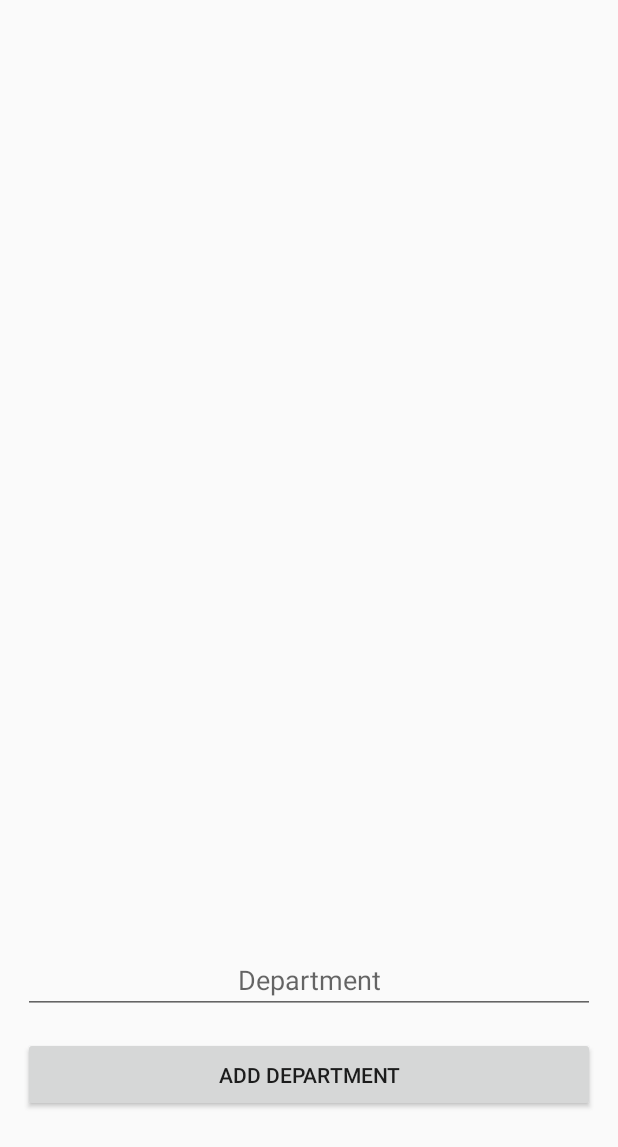
After one commit to JDATimeApp/TimeApp, an Android app: the fragment controlPanelFragment shown on its own in the app's theme, on a phone screen of 412 x 824 dp. The commit adds this screen. Shown: the top 1147 px of the screen. Run offline under Robolectric (Android 15) with nearby library versions, the phone set to English and light mode, and no system bars.

Commit message:
added control_panel layout with Fragment and VM

```diff
--- a/app/src/main/java/com/example/timeapp/Repositories/Repository.java
+++ b/app/src/main/java/com/example/timeapp/Repositories/Repository.java
@@ -210,6 +210,8 @@ public class Repository {
         return connection;
     }
 
+    // ******* USER PROFILE ********* //
+
 
 
     // ****** MUSIC AND SOUND EFFECTS ******** //
--- /dev/null
+++ b/app/src/main/java/com/example/timeapp/ViewModels/ControlPanelViewModel.java
@@ -0,0 +1,6 @@
+package com.example.timeapp.ViewModels;
+
+import androidx.lifecycle.ViewModel;
+
+public class ControlPanelViewModel extends ViewModel {
+}
--- /dev/null
+++ b/app/src/main/java/com/example/timeapp/Views/controlPanelFragment.java
@@ -0,0 +1,38 @@
+package com.example.timeapp.Views;
+
+import android.os.Bundle;
+import android.view.LayoutInflater;
+import android.view.View;
+import android.view.ViewGroup;
+import android.widget.Button;
+import android.widget.EditText;
+
+import androidx.annotation.NonNull;
+import androidx.fragment.app.Fragment;
+import androidx.lifecycle.ViewModelProviders;
+import androidx.recyclerview.widget.RecyclerView;
+
+import com.example.timeapp.R;
+import com.example.timeapp.ViewModels.ControlPanelViewModel;
+
+public class controlPanelFragment extends Fragment {
+
+    private ControlPanelViewModel controlPanelViewModel;
+    private RecyclerView departmentsRV;
+    private EditText departmentNameTxt;
+    private Button addDepartmentBtn;
+
+    @Override
+    public View onCreateView(@NonNull LayoutInflater inflater,ViewGroup container,Bundle savedInstanceState) {
+        controlPanelViewModel =
+                ViewModelProviders.of(this).get(ControlPanelViewModel.class);
+
+        View root = inflater.inflate(R.layout.control_panel,container,false);
+
+        departmentNameTxt = root.findViewById(R.id.departmentNameEditTxt);
+        departmentsRV = root.findViewById(R.id.departmentRV);
+        addDepartmentBtn = root.findViewById(R.id.addDepartmentBtn);
+
+        return root;
+    }
+}
--- /dev/null
+++ b/app/src/main/res/layout/control_panel.xml
@@ -0,0 +1,54 @@
+<?xml version="1.0" encoding="utf-8"?>
+<RelativeLayout xmlns:android="http://schemas.android.com/apk/res/android"
+    android:layout_width="match_parent" android:layout_height="match_parent">
+
+    <LinearLayout
+        android:layout_width="match_parent"
+        android:layout_height="match_parent"
+        android:orientation="vertical"
+        android:weightSum="100">
+
+        <LinearLayout
+            android:id="@+id/ll1"
+            android:layout_width="match_parent"
+            android:layout_height="wrap_content"
+            android:layout_marginRight="15dp"
+            android:layout_marginLeft="15dp"
+            android:layout_marginTop="10dp"
+            android:layout_weight="90">
+
+            <androidx.recyclerview.widget.RecyclerView
+                android:id="@+id/departmentRV"
+                android:layout_width="match_parent"
+                android:layout_height="match_parent"/>
+
+        </LinearLayout>
+
+        <LinearLayout
+            android:id="@+id/ll2"
+            android:layout_below="@id/ll1"
+            android:layout_width="match_parent"
+            android:layout_height="wrap_content"
+            android:orientation="vertical"
+            android:layout_margin="15dp"
+            android:weightSum="30">
+
+            <EditText
+                android:id="@+id/departmentNameEditTxt"
+                android:layout_width="match_parent"
+                android:layout_height="match_parent"
+                android:hint="@string/department_name"
+                android:textAlignment="center"/>
+            <Button
+                android:id="@+id/addDepartmentBtn"
+                android:layout_width="match_parent"
+                android:text="@string/add_department"
+                android:textAlignment="center"
+                android:layout_height="50dp"
+                android:layout_marginTop="15dp"/>
+
+        </LinearLayout>
+
+    </LinearLayout>
+
+</RelativeLayout>
--- a/app/src/main/res/values/strings.xml
+++ b/app/src/main/res/values/strings.xml
@@ -36,4 +36,7 @@
     <string name="nav_help">Help</string>
     <string name="nav_profile">My profile</string>
     <string name="nav_settings">Settings</string>
+
+    <string name="add_department">Add department</string>
+    <string name="department_name">Department</string>
 </resources>
```
